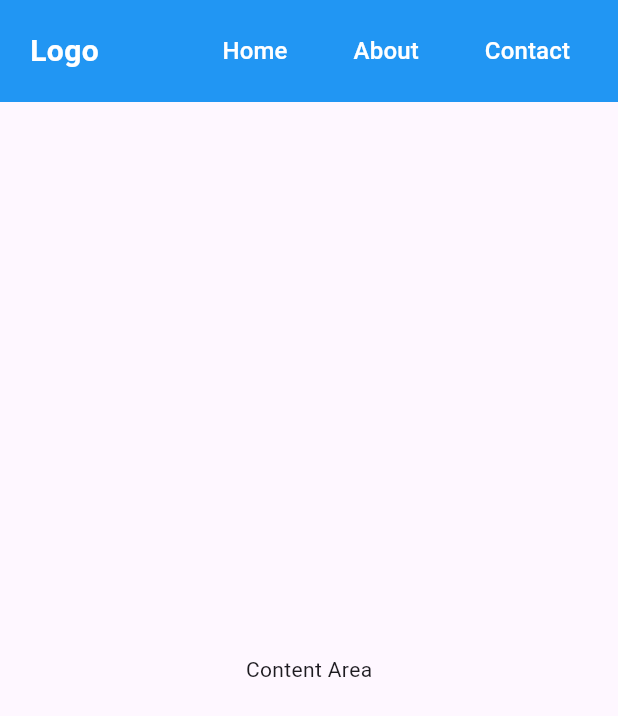
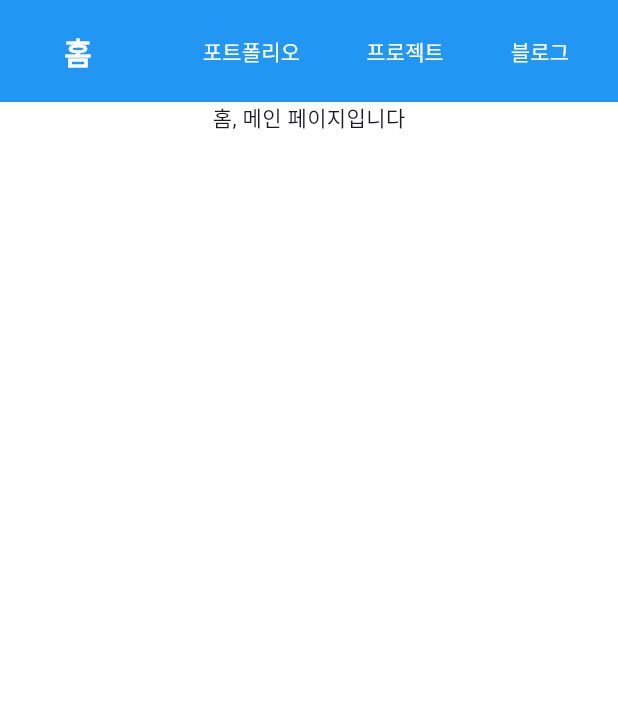
Before and after one commit to idoasisay/portfolio, a Flutter app: the screen it shows after launch, on a phone screen of 412 x 824 dp. Shown: the top 716 px of the screen. Run offline on Flutter 3.47's test engine with Material 3 defaults, Android fonts, the phone set to English and light mode, and no system bars.

Commit message:
포트폴리오 사이트 틀 구성

```diff
--- a/lib/main.dart
+++ b/lib/main.dart
@@ -1,4 +1,5 @@
 import 'package:flutter/material.dart';
+import 'package:portfolio/screens/main_screen.dart';
 
 void main() {
   runApp(const MyApp());
@@ -10,178 +11,15 @@ class MyApp extends StatelessWidget {
   @override
   Widget build(BuildContext context) {
     return MaterialApp(
-      title: 'Custom App Bar',
-      initialRoute: '/',
-      routes: {
-        '/home': (context) => const HomePage(),
-      },
-      home: const Scaffold(
-        body: Column(
-          children: [
-            CustomAppBar(),
-            Expanded(
-              child: Center(
-                child: Text('Content Area'),
-              ),
-            ),
-          ],
-        ),
+      title: 'Portfolio',
+      theme: ThemeData(
+        // colorScheme: ColorScheme.fromSwatch(
+        //   primarySwatch: Colors.blue,
+        //   // primarySwatch로 기본 색상을 설정할 수 있음
+        // ),
+        useMaterial3: true,
       ),
+      home: const MainScreen(),
     );
   }
 }
-
-class CustomAppBar extends StatelessWidget {
-  const CustomAppBar({super.key});
-
-  @override
-  Widget build(BuildContext context) {
-    return Container(
-      padding: const EdgeInsets.symmetric(horizontal: 20.0, vertical: 10.0),
-      color: Colors.blue,
-      child: Row(
-        children: [
-          const Text(
-            'Logo',
-            style: TextStyle(
-              color: Colors.white,
-              fontSize: 20.0,
-              fontWeight: FontWeight.bold,
-            ),
-          ),
-          const Spacer(),
-          TextButton(
-            onPressed: () {
-              Navigator.pushNamed(context, '/');
-            },
-            child: const Text(
-              'Home',
-              style: TextStyle(
-                color: Colors.white,
-                fontSize: 16.0,
-              ),
-            ),
-          ),
-          const SizedBox(width: 20.0),
-          TextButton(
-            onPressed: () {
-              // 네비게이션 버튼이 눌렸을 때 실행되는 함수
-            },
-            child: const Text(
-              'About',
-              style: TextStyle(
-                color: Colors.white,
-                fontSize: 16.0,
-              ),
-            ),
-          ),
-          const SizedBox(width: 20.0),
-          TextButton(
-            onPressed: () {
-              // 네비게이션 버튼이 눌렸을 때 실행되는 함수
-            },
-            child: const Text(
-              'Contact',
-              style: TextStyle(
-                color: Colors.white,
-                fontSize: 16.0,
-              ),
-            ),
-          ),
-        ],
-      ),
-    );
-  }
-}
-
-class HomePage extends StatelessWidget {
-  const HomePage({super.key});
-
-  @override
-  Widget build(BuildContext context) {
-    return const Column(
-      children: [
-        Text("data"),
-      ],
-    );
-  }
-}
-
-
-
-// import 'package:flutter/material.dart';
-
-// void main() {
-//   runApp(const PortfolioApp());
-// }
-
-// class PortfolioApp extends StatelessWidget {
-//   const PortfolioApp({super.key});
-
-//   @override
-//   Widget build(BuildContext context) {
-//     return MaterialApp(
-//       title: 'Portfolio',
-//       theme: ThemeData(
-//         primarySwatch: Colors.blue,
-//       ),
-//       home: const MainPage(),
-//     );
-//   }
-// }
-
-// class MainPage extends StatefulWidget {
-//   const MainPage({super.key});
-
-//   @override
-//   _MainPageState createState() => _MainPageState();
-// }
-
-// class _MainPageState extends State<MainPage> {
-//   int _selectedIndex = 0;
-
-//   static final List<Widget> _widgetOptions = <Widget>[
-//     const Text('내 소개 페이지'),
-//     const Text('프로젝트 소개 페이지'),
-//     const Text('블로그 페이지'),
-//   ];
-
-//   void _onItemTapped(int index) {
-//     setState(() {
-//       _selectedIndex = index;
-//     });
-//   }
-
-//   @override
-//   Widget build(BuildContext context) {
-//     return Scaffold(
-//       appBar: AppBar(
-//         title: const Text('Portfolio'),
-//         bottom: PreferredSize(
-//           preferredSize: const Size.fromHeight(60.0), // 네비게이션 바의 높이 설정
-//           child: BottomNavigationBar(
-//             items: const <BottomNavigationBarItem>[
-//               BottomNavigationBarItem(
-//                 icon: Icon(Icons.person),
-//                 label: '내 소개',
-//               ),
-//               BottomNavigationBarItem(
-//                 icon: Icon(Icons.work),
-//                 label: '프로젝트',
-//               ),
-//               BottomNavigationBarItem(
-//                 icon: Icon(Icons.book),
-//                 label: '블로그',
-//               ),
-//             ],
-//             currentIndex: _selectedIndex,
-//             onTap: _onItemTapped,
-//           ),
-//         ),
-//       ),
-//       body: Center(
-//         child: _widgetOptions.elementAt(_selectedIndex),
-//       ),
-//     );
-//   }
-// }
--- /dev/null
+++ b/lib/pages/blog_page.dart
@@ -0,0 +1,10 @@
+import 'package:flutter/material.dart';
+
+class BlogPage extends StatelessWidget {
+  const BlogPage({super.key});
+
+  @override
+  Widget build(BuildContext context) {
+    return const Text("블로그 페이지입니다");
+  }
+}
--- /dev/null
+++ b/lib/pages/home_page.dart
@@ -0,0 +1,10 @@
+import 'package:flutter/material.dart';
+
+class HomePage extends StatelessWidget {
+  const HomePage({super.key});
+
+  @override
+  Widget build(BuildContext context) {
+    return const Text("홈, 메인 페이지입니다");
+  }
+}
--- /dev/null
+++ b/lib/pages/portfolio_page.dart
@@ -0,0 +1,10 @@
+import 'package:flutter/material.dart';
+
+class PortfolioPage extends StatelessWidget {
+  const PortfolioPage({super.key});
+
+  @override
+  Widget build(BuildContext context) {
+    return const Text("포트폴리오 페이지입니다");
+  }
+}
--- /dev/null
+++ b/lib/screens/main_screen.dart
@@ -0,0 +1,46 @@
+import 'package:flutter/material.dart';
+import 'package:portfolio/pages/blog_page.dart';
+import 'package:portfolio/pages/home_page.dart';
+import 'package:portfolio/pages/portfolio_page.dart';
+import 'package:portfolio/pages/project_page.dart';
+import 'package:portfolio/widgets/custom_appbar.dart';
+
+class MainScreen extends StatefulWidget {
+  const MainScreen({super.key});
+
+  @override
+  State<MainScreen> createState() => _MainScreenState();
+}
+
+// 메인페이지 스테이트 (렌더)
+class _MainScreenState extends State<MainScreen> {
+  int _selectedIndex = 0;
+
+  static final List<Widget> _widgetOptions = <Widget>[
+    const HomePage(),
+    const PortfolioPage(),
+    const ProjectPage(),
+    const BlogPage(),
+  ];
+
+  void _onItemTapped(int index) {
+    setState(() {
+      _selectedIndex = index;
+    });
+  }
+
+  @override
+  Widget build(BuildContext context) {
+    return Scaffold(
+      backgroundColor: Colors.white,
+      body: Column(
+        children: [
+          CustomAppBar(onItemTapped: _onItemTapped),
+          Center(
+            child: _widgetOptions.elementAt(_selectedIndex),
+          ),
+        ],
+      ),
+    );
+  }
+}
--- /dev/null
+++ b/lib/widgets/custom_appbar.dart
@@ -0,0 +1,59 @@
+import 'package:flutter/material.dart';
+import 'package:portfolio/widgets/nav_button.dart';
+
+class CustomAppBar extends StatelessWidget {
+  final void Function(int) onItemTapped;
+
+  const CustomAppBar({super.key, required this.onItemTapped});
+
+  @override
+  Widget build(BuildContext context) {
+    return Container(
+      padding: const EdgeInsets.symmetric(horizontal: 20.0, vertical: 10.0),
+      // color: Theme.of(context).colorScheme.primary,
+      color: Colors.blue,
+      child: Row(
+        children: [
+          homeNav(),
+          const Spacer(),
+          NavButton(
+            label: '포트폴리오',
+            onPressed: () {
+              onItemTapped(1);
+            },
+          ),
+          const SizedBox(width: 20.0),
+          NavButton(
+            label: '프로젝트',
+            onPressed: () {
+              onItemTapped(2);
+            },
+          ),
+          const SizedBox(width: 20.0),
+          NavButton(
+            label: '블로그',
+            onPressed: () {
+              onItemTapped(3);
+            },
+          ),
+        ],
+      ),
+    );
+  }
+
+  TextButton homeNav() {
+    return TextButton(
+      onPressed: () {
+        onItemTapped(0); // CustomAppBar에서 onItemTapped 콜백 함수 호출
+      },
+      child: const Text(
+        '홈',
+        style: TextStyle(
+          color: Colors.white,
+          fontSize: 20.0,
+          fontWeight: FontWeight.bold,
+        ),
+      ),
+    );
+  }
+}
--- /dev/null
+++ b/lib/widgets/nav_button.dart
@@ -0,0 +1,28 @@
+import 'package:flutter/material.dart';
+
+class NavButton extends StatelessWidget {
+  // VoidCallback?
+  final VoidCallback onPressed;
+  final String label;
+
+  const NavButton({
+    super.key,
+    required this.onPressed,
+    required this.label,
+  });
+
+  @override
+  Widget build(BuildContext context) {
+    return TextButton(
+      onPressed: () {
+        onPressed(); // CustomAppBar에서 onItemTapped 콜백 함수 호출
+      },
+      child: Text(
+        label,
+        style: const TextStyle(
+          color: Colors.white,
+        ),
+      ),
+    );
+  }
+}
```
Also changed, not shown: lib/pages/project_page.dart (added, +10 -0 lines), lib/screens/home_screen.dart (deleted, +0 -126 lines).
